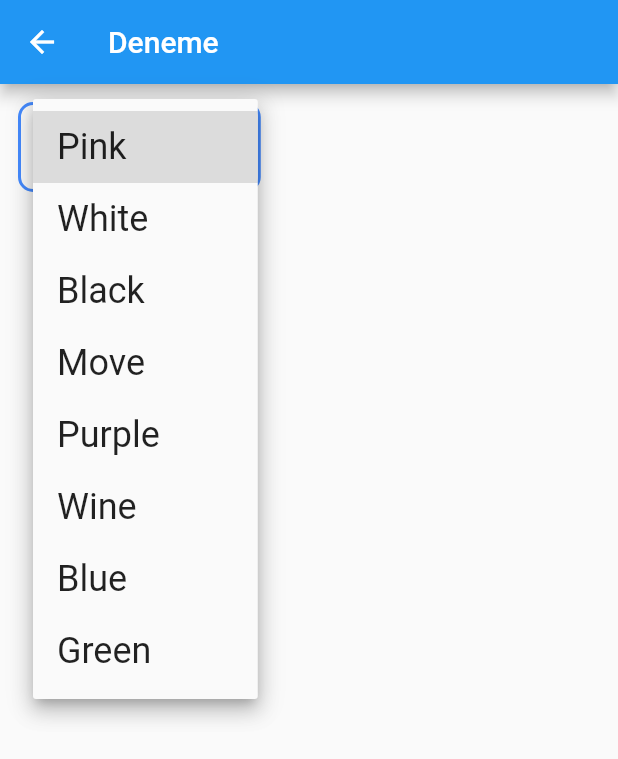
After one commit to fauzyadam/Linked-Markets-App, a Flutter app: the ColorScreen screen opened directly, after a tap on "Select Color", on a phone screen of 412 x 824 dp. The commit adds this screen. Shown: the top 759 px of the screen. Run offline on Flutter 3.47's test engine with Material 2 defaults, Android fonts, the phone set to English and light mode, and no system bars; our stand-ins replace carousel_pro.

Commit message:
color and size pages created

```diff
--- a/lib/main.dart
+++ b/lib/main.dart
@@ -4,8 +4,8 @@ import 'package:carousel_pro/carousel_pro.dart';
 import 'package:linked_markets_app/materials/horizontal_listview.dart';
 import 'package:linked_markets_app/screens/cart.dart';
 import 'package:linked_markets_app/materials/cart_product.dart';
-
-
+import 'package:linked_markets_app/screens/color_screen.dart';
+import 'package:linked_markets_app/screens/Sizes.dart';
 
 void main() {
   runApp(const MyApp());
--- /dev/null
+++ b/lib/screens/color_screen.dart
@@ -0,0 +1,57 @@
+import 'package:flutter/material.dart';
+
+class ColorScreen extends StatefulWidget {
+  @override
+  _ColorScreenState createState() => _ColorScreenState();
+}
+
+class _ColorScreenState extends State<ColorScreen> {
+  List<String> colors = [
+    "Pink",
+    "White",
+    "Black",
+    "Move",
+    "Purple",
+    "Wine",
+    "Blue",
+    "Green",
+  ];
+  List<String> selected = ["black", "pink", "white"];
+  var colorId;
+
+  @override
+  Widget build(BuildContext context) {
+    return Scaffold(
+      appBar: AppBar(
+        title: Text("Deneme"),
+      ),
+      body: Container(
+        decoration: BoxDecoration(
+            border: Border.all(color: Colors.blueAccent, width: 2),
+            borderRadius: BorderRadius.all((Radius.circular(10)))),
+        padding: EdgeInsets.symmetric(vertical: 4, horizontal: 24),
+        margin: EdgeInsets.all(12),
+        child: DropdownButtonHideUnderline(
+          child: DropdownButton<int>(
+            items: colors.map((c) {
+              return DropdownMenuItem<int>(
+                child: Text(
+                  c,
+                  style: TextStyle(fontSize: 24),
+                ),
+                value: colors.indexOf(c),
+              );
+            }).toList(),
+            value: colorId,
+            onChanged: (secilenOncelikId) {
+              setState(() {
+                colorId = secilenOncelikId;
+              });
+            },
+            hint: Text("Select Color"),
+          ),
+        ),
+      ),
+    );
+  }
+}
```
